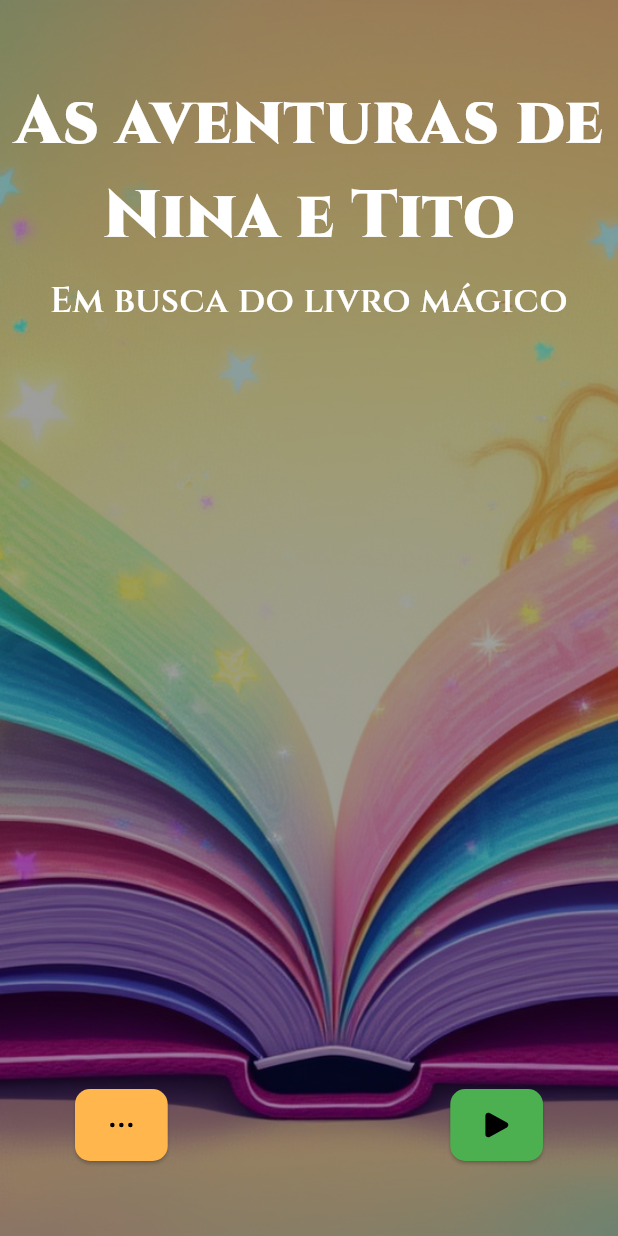
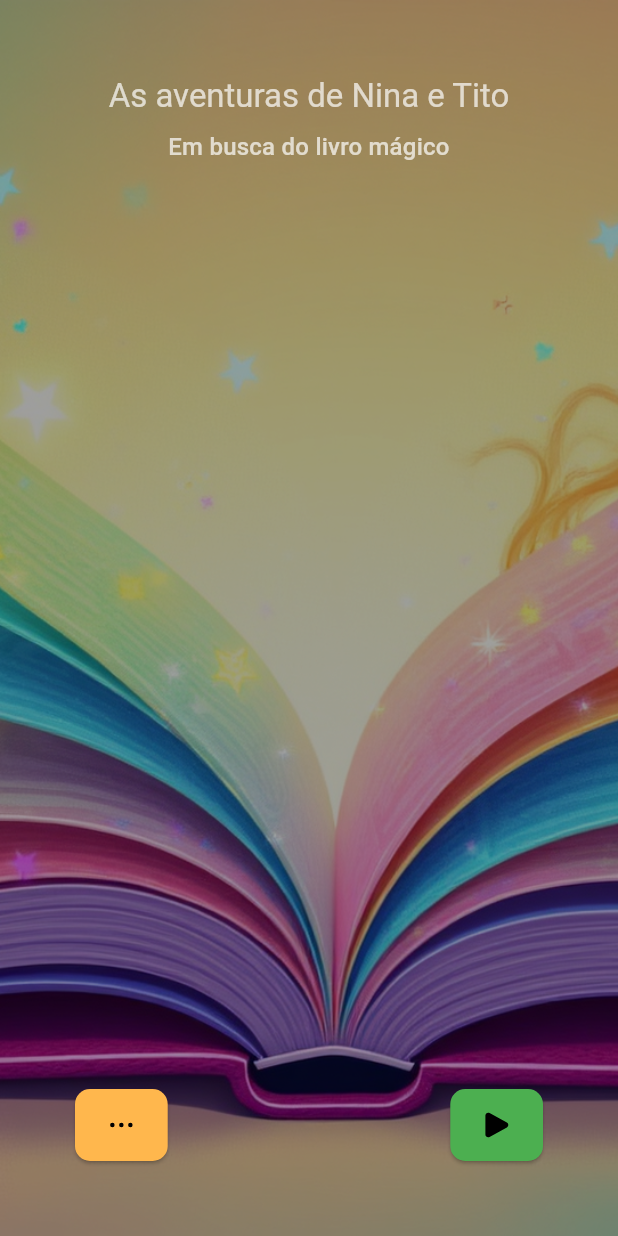
Before and after one commit to jgdlago/nina-tito-magic-book, a Flutter app: the screen it shows after launch, on a phone screen of 412 x 824 dp. Run offline on Flutter 3.47's test engine with Material 3 defaults, Android fonts, the phone set to English and light mode, and no system bars; our stand-ins replace flutter_riverpod, flutter_svg, google_fonts, numberpicker, sqflite; missing offline and left inert: flame; accounts and stored records are empty.

Commit message:
:art: style(public): aplica Theme nos textos do MainMenu

```diff
--- a/lib/presentation/pages/main_menu.dart
+++ b/lib/presentation/pages/main_menu.dart
@@ -1,5 +1,4 @@
 import 'package:flutter/material.dart';
-import 'package:google_fonts/google_fonts.dart';
 import 'package:nina_tito_magic_book/presentation/pages/user_identity.dart';
 import 'package:nina_tito_magic_book/presentation/components/custom_icon_button.dart';
 import 'package:nina_tito_magic_book/presentation/theme/app_colors.dart';
@@ -34,20 +33,16 @@ class MainMenu extends StatelessWidget {
                   children: [
                     Text(
                       'As aventuras de Nina e Tito',
-                      style: GoogleFonts.cinzel(
-                        fontSize: 44,
-                        color: Colors.white,
-                        fontWeight: FontWeight.w900,
+                      style: Theme.of(context).textTheme.titleLarge!.copyWith(
+                        color: AppColors.mysticalWhite,
                       ),
                       textAlign: TextAlign.center,
                     ),
                     const SizedBox(height: 8),
                     Text(
                       'Em busca do livro mágico',
-                      style: GoogleFonts.cinzel(
-                        fontSize: 24,
-                        color: Colors.white,
-                        fontWeight: FontWeight.w600,
+                      style: Theme.of(context).textTheme.titleMedium!.copyWith(
+                        color: AppColors.mysticalWhite,
                       ),
                       textAlign: TextAlign.center,
                     ),
--- a/lib/presentation/theme/theme.dart
+++ b/lib/presentation/theme/theme.dart
@@ -9,6 +9,11 @@ class AppTheme {
       textTheme: GoogleFonts.fredokaTextTheme().copyWith(
         titleMedium: const TextStyle(
           fontSize: 28,
+          fontWeight: FontWeight.bold,
+          color: AppColors.mysticalBlack,
+        ),
+        titleLarge: const TextStyle(
+          fontSize: 36,
           fontWeight: FontWeight.bold,
           color: AppColors.mysticalBlack,
         ),
```
